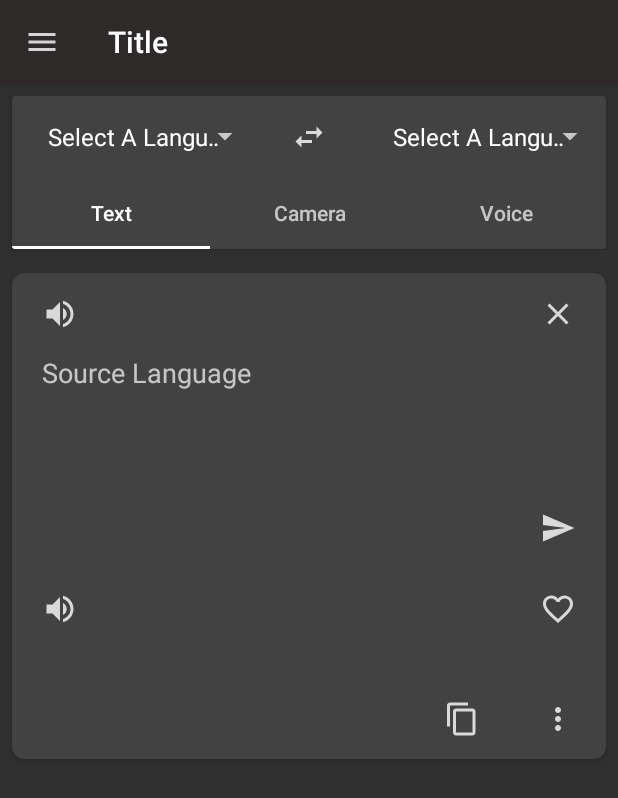
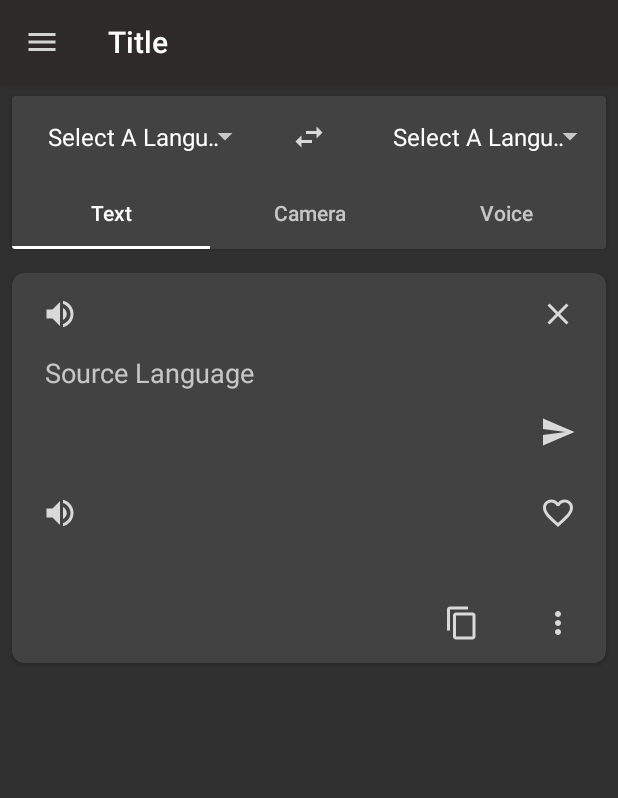
Before and after one commit to Murmurl912/Mars, an Android app: the screen it shows after launch (MainActivity), on a phone screen of 412 x 824 dp. Shown: the top 798 px of the screen. Run offline under Robolectric (Android 15) with nearby library versions, the phone set to English and light mode, and no system bars.

Commit message:
add MainApplication add history database changes to text translate history adapter

```diff
--- a/app/src/main/AndroidManifest.xml
+++ b/app/src/main/AndroidManifest.xml
@@ -1,16 +1,19 @@
 <?xml version="1.0" encoding="utf-8"?>
 <manifest xmlns:android="http://schemas.android.com/apk/res/android"
+    xmlns:tools="http://schemas.android.com/tools"
     package="com.example.mars">
 
     <uses-permission android:name="android.permission.CAMERA" />
 
     <application
+        android:name=".MainApplication"
         android:allowBackup="true"
         android:icon="@mipmap/ic_launcher"
         android:label="@string/app_name"
         android:roundIcon="@mipmap/ic_launcher_round"
         android:supportsRtl="true"
-        android:theme="@style/AppTheme">
+        android:theme="@style/AppTheme"
+        tools:ignore="GoogleAppIndexingWarning">
         <activity android:name=".MainActivity">
             <intent-filter>
                 <action android:name="android.intent.action.MAIN" />
--- /dev/null
+++ b/app/src/main/java/com/example/mars/MainApplication.java
@@ -0,0 +1,20 @@
+package com.example.mars;
+
+import android.app.Application;
+
+import com.example.mars.database.DatabaseManager;
+
+public class MainApplication extends Application {
+
+    public DatabaseManager databaseManager;
+    public MainApplication() {
+        super();
+    }
+
+    @Override
+    public void onCreate() {
+        super.onCreate();
+        databaseManager = new DatabaseManager(getBaseContext());
+
+    }
+}
--- a/app/src/main/java/com/example/mars/database/DatabaseManager.java
+++ b/app/src/main/java/com/example/mars/database/DatabaseManager.java
@@ -1,4 +1,91 @@
 package com.example.mars.database;
 
+import android.content.Context;
+import android.database.Cursor;
+import android.database.sqlite.SQLiteDatabase;
+import android.util.Log;
+
+import java.util.ArrayList;
+import java.util.List;
+
 public class DatabaseManager {
+
+    private Context context;
+    SQLiteDatabase database;
+    private final String dbname = "history_database.db";
+    private List<History> histories;
+
+    public DatabaseManager(Context context) {
+        this.context = context;
+        openOrCreateDatabase();
+        histories = new ArrayList<>();
+    }
+
+    private void openOrCreateDatabase() {
+        database = context.openOrCreateDatabase("history_database.db", Context.MODE_PRIVATE, null);
+        if(database.getVersion() == 0) {
+            database.execSQL("create table History (" +
+                    "source text, " +
+                    "target text, i" +
+                    "time integer, " +
+                    "is_favorite integer, " +
+                    "primary key(source))");
+            database.setVersion(1);
+        }
+    }
+
+    public boolean contain(History history) {
+        if(history == null) {
+            return false;
+        }
+        if(histories.isEmpty()) {
+            Cursor cursor = database.rawQuery("select * from History order by time asc", null);
+            while (cursor.moveToNext()) {
+                histories.add(new History(cursor.getLong(2), cursor.getInt(3) != 0,
+                        cursor.getString(0), cursor.getString(1)));
+            }
+            cursor.close();
+        }
+        return histories.contains(history);
+    }
+
+    public void add(History history) {
+        if(history == null) {
+            return;
+        }
+
+        if(contain(history)) {
+            return;
+        }
+
+        database.execSQL("insert into History values("
+                + history.getSource() + ", "
+                + history.getTarget()+ ", "
+                + history.getTime()+ ", "
+                + (history.isFavorite() ? 1 : 0) + ")");
+        histories.add((History)history.clone());
+    }
+
+    public void remove(History history) {
+        if(history == null) {
+            return;
+        }
+
+        if(contain(history)) {
+            database.execSQL("delete from History where source = " + history.getSource());
+        }
+        histories.remove(history);
+    }
+
+    public void update(History value) {
+        if(value == null) {
+            return;
+        }
+
+        database.execSQL("update History set target = " + value.getTarget() + ", time = " + value.getTime() + ", is_favorite = " + (value.isFavorite() ? 1 : 0));
+        History history = histories.get(histories.indexOf(value));
+        history.setTime(value.getTime());
+        history.setFavorite(value.isFavorite());
+        history.setTarget(value.getTarget());
+    }
 }
--- a/app/src/main/java/com/example/mars/translate/TranslateService.java
+++ b/app/src/main/java/com/example/mars/translate/TranslateService.java
@@ -2,4 +2,10 @@ package com.example.mars.translate;
 
 public abstract class TranslateService {
 
+    public interface OnTranslateReturn {
+        void onTranslateReturn(int status, String result);
+    }
+
+    public abstract void requestTranslation(String source, OnTranslateReturn callback);
+
 }
--- a/app/src/main/res/layout/fragment_text_translation.xml
+++ b/app/src/main/res/layout/fragment_text_translation.xml
@@ -58,9 +58,8 @@
                         android:layout_width="match_parent"
                         android:layout_height="wrap_content"
                         android:inputType="textMultiLine"
-                        android:minLines="4"
-                        android:paddingStart="20dp"
-                        android:paddingEnd="20dp"/>
+                        android:paddingStart="22dp"
+                        android:paddingEnd="22dp"/>
                     <ImageButton
                         android:id="@+id/main_text_tab_translate_button"
                         android:contentDescription="Translate"
@@ -95,12 +94,12 @@
 
                     <TextView android:id="@+id/main_text_tab_target_text"
                         android:background="@android:color/transparent"
-                        android:gravity="top"
+                        android:textIsSelectable="true"
                         android:layout_width="match_parent"
                         android:layout_height="wrap_content"
 
-                        android:paddingStart="20dp"
-                        android:paddingEnd="20dp"/>
+                        android:paddingStart="22dp"
+                        android:paddingEnd="22dp"/>
 
                     <LinearLayout
                         style="?android:attr/buttonBarStyle"
--- /dev/null
+++ b/app/src/main/res/menu/menu_main_text_translate_more.xml
@@ -0,0 +1,5 @@
+<?xml version="1.0" encoding="utf-8"?>
+<menu xmlns:android="http://schemas.android.com/apk/res/android">
+    <item android:title="Share"/>
+    <item android:title="Reverse Translation"/>
+</menu>
```
Also changed, not shown: app/src/main/java/com/example/mars/database/History.java (+7 -9 lines), app/src/main/java/com/example/mars/ui/TextTranslateHistoryAdapter.java (+16 -0 lines), app/src/main/java/com/example/mars/ui/TextTranslationFragment.java (+84 -51 lines), app/src/main/res/layout/adapter_text_translate_history.xml (+6 -6 lines), 24 other files.
